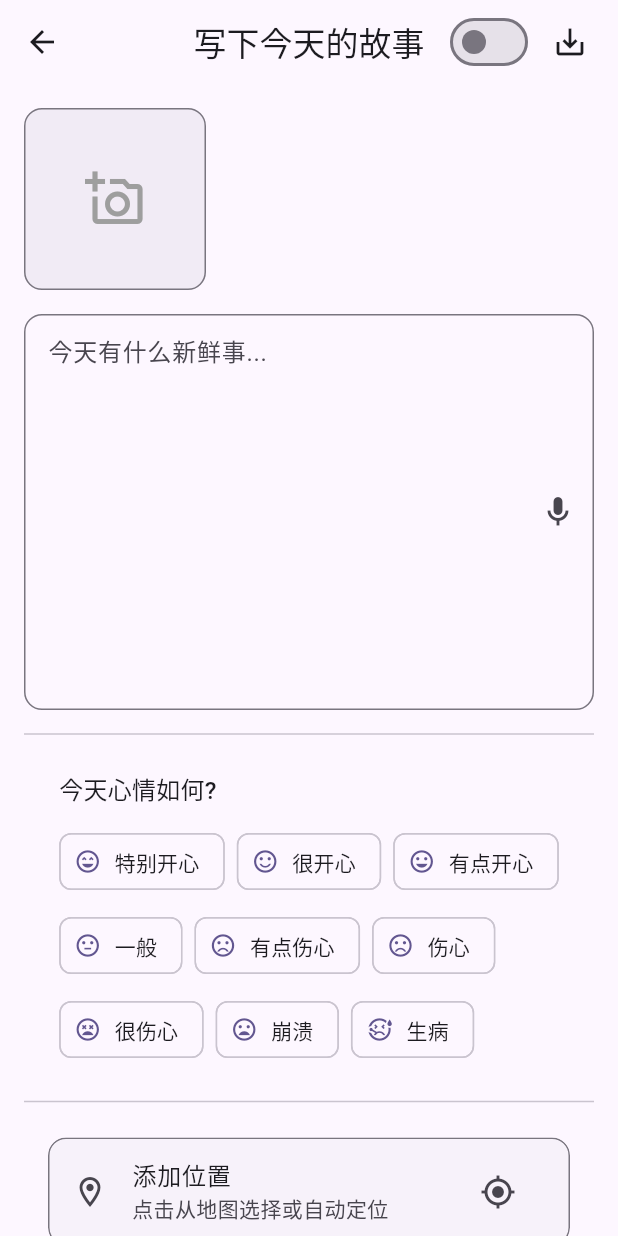
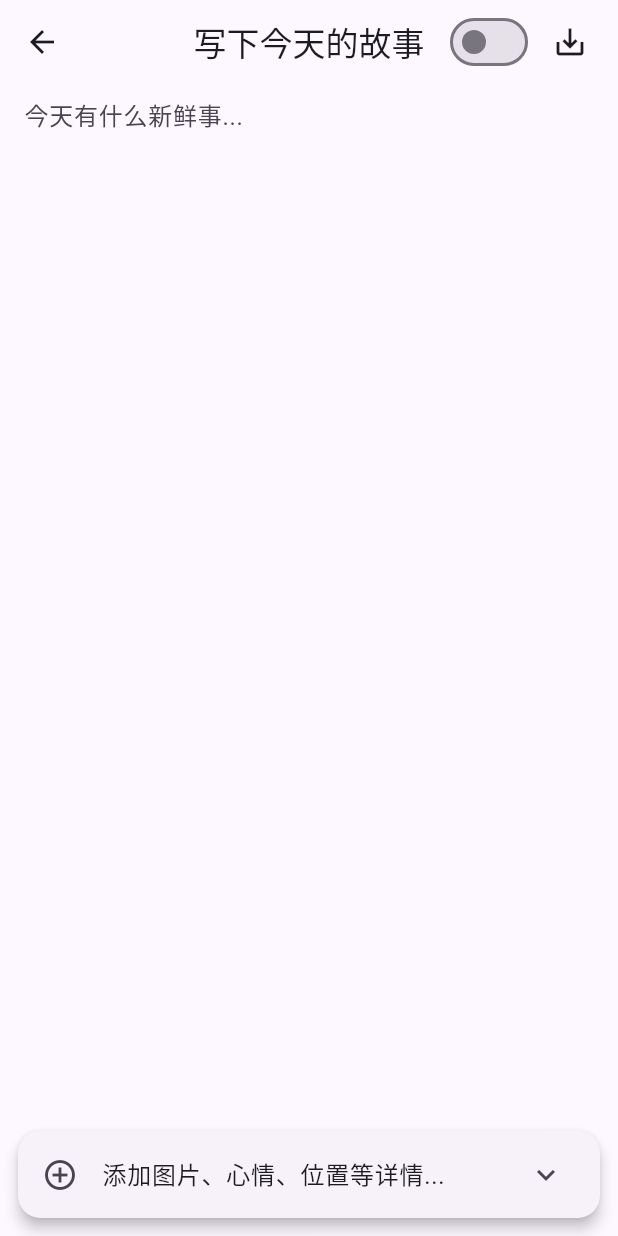
Before and after one commit to huajianwu050114/my_new_diary, a Flutter app: the AddDiaryPage screen opened directly, on a phone screen of 412 x 824 dp. Run offline on Flutter 3.47's test engine with Material 3 defaults, Android fonts, the light colour scheme and no system bars; our stand-ins replace animate_do, carousel_slider, file_picker, fl_chart, flutter_heatmap_calendar, flutter_local_notifications and 21 more; missing offline and left inert: flutter_sound, word_cloud; accounts and stored records are empty; network calls fail; Roboto replaces fonts that are missing (MiSans).

Commit message:
第一版彻底完成1.1

```diff
--- a/lib/add_diary_page.dart
+++ b/lib/add_diary_page.dart
@@ -619,6 +619,8 @@ ${entry.text}
 
   // 文件位置: libs/add_diary_page.dart -> _AddDiaryPageState
 
+  // 文件位置: lib/add_diary_page.dart -> _AddDiaryPageState 类中
+
   @override
   Widget build(BuildContext context) {
     return WillPopScope(
@@ -644,38 +646,50 @@ ${entry.text}
             const SizedBox(width: 8),
           ],
         ),
-      body: SingleChildScrollView(
-        padding: const EdgeInsets.all(16.0),
-        // VVVV 主要修改区域 VVVV
-        child: Column(
+        // VVVV 主要修改从这里开始 VVVV
+        body: SafeArea(
+          child: Stack(
             children: [
-            // --- 1. 核心编辑区 (已移到顶部) ---
-            _buildImageGrid(),
-            const SizedBox(height: 16),
-            TextField(
+              // --- 1. 核心编辑区 (作为背景) ---
+              Padding(
+                // 关键：底部留出足够空间给详情卡片，避免遮挡文字
+                padding: const EdgeInsets.fromLTRB(16, 0, 16, 120),
+                child: TextField(
                   controller: _textController,
-              maxLines: 10,
+                  maxLines: null, // 允许多行输入
+                  expands: true,   // 扩展以填充可用空间
                   onChanged: (text) {
                     if (_pendingTidyUpSegment != null) {
                       setState(() => _pendingTidyUpSegment = null);
                     }
                   },
-              decoration: InputDecoration(
+                  decoration: const InputDecoration(
                     hintText: '今天有什么新鲜事...',
-                border: OutlineInputBorder(borderRadius: BorderRadius.circular(12)),
-                contentPadding: const EdgeInsets.all(12),
-                suffixIcon: IconButton(
-                  icon: const Icon(Icons.mic_outlined),
-                  tooltip: '语音输入',
-                  onPressed: _handleVoiceInput,
+                    border: InputBorder.none, // 移除边框，获得更纯粹的体验
                   ),
                 ),
               ),
-            _buildAiTidyUpCard(), // 这个AI润色卡片紧随文本框
 
+              // --- 2. 附加信息区 (作为浮动卡片) ---
+              Positioned(
+                bottom: 0,
+                left: 0,
+                right: 0,
+                child: Card(
+                  margin: const EdgeInsets.all(12.0),
+                  elevation: 4,
+                  child: ExpansionTile(
+                    leading: const Icon(Icons.add_circle_outline),
+                    title: const Text('添加图片、心情、位置等详情...'),
+                    children: [
+                      // 将所有附加信息放在这个滚动视图里
+                      SingleChildScrollView(
+                        padding: const EdgeInsets.all(16.0),
+                        child: Column(
+                          crossAxisAlignment: CrossAxisAlignment.start,
+                          children: [
+                            _buildImageGrid(),
                             const Divider(height: 32),
-
-            // --- 2. 附加信息区 (已移到下方) ---
                             _buildMoodSelector(),
                             const Divider(height: 32),
                             _buildLocationSelector(),
@@ -685,9 +699,23 @@ ${entry.text}
                             _buildTagEditor(),
                           ],
                         ),
-        // ^^^^ 主要修改区域结束 ^^^^
                       ),
-    )
+                    ],
+                  ),
+                ),
+              ),
+              // 3. AI润色卡片保持浮动在文本框之上
+              Positioned(
+                bottom: 110, // 调整位置使其在详情卡片之上
+                left: 16,
+                right: 16,
+                child: _buildAiTidyUpCard(),
+              ),
+            ],
+          ),
+        ),
+        // ^^^^ 主要修改在这里结束 ^^^^
+      ),
     );
   }
 
--- a/lib/home_page.dart
+++ b/lib/home_page.dart
@@ -87,17 +87,6 @@ class HomePage extends StatelessWidget {
             onTap: () {
               Navigator.of(context).push(
                 MaterialPageRoute(builder: (context) => const DiaryHomePage()),
-              );
-            },
-          ),
-          SpeedDialChild(
-            child: const Icon(Icons.ac_unit_outlined),
-            label: '实时语音日记',
-            onTap: () {
-              // 使用 Navigator 跳转到我们创建的语音输入屏幕
-              Navigator.push(
-                context,
-                MaterialPageRoute(builder: (context) => const VoiceInputScreen()),
               );
             },
           ),
```
Lines whose indentation alone changed are shown as unchanged.
